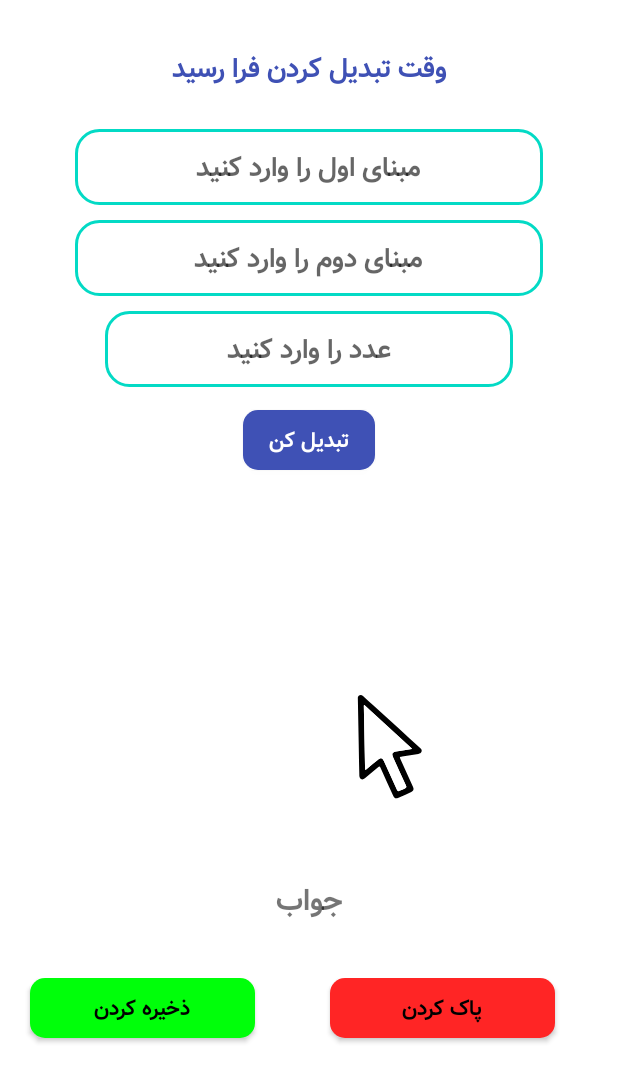
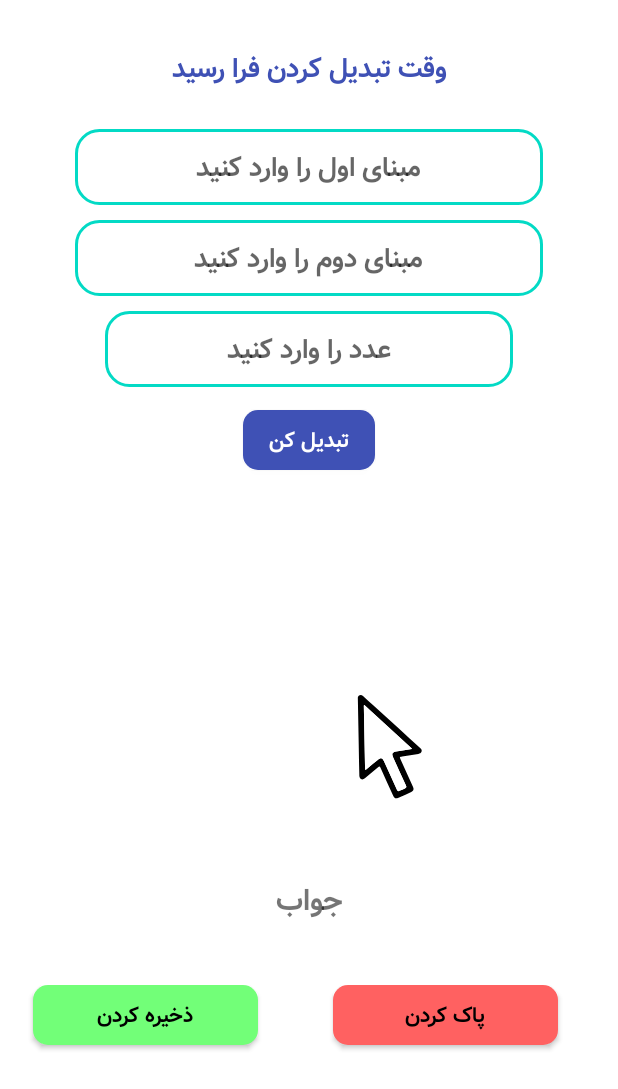
Before and after one commit to ElliotMigh/Convert-Base-Application, an Android app: the fragment FragmentHome shown on its own in the app's theme, on a phone screen of 412 x 824 dp. Shown: the top 1089 px of the screen. Run offline under Robolectric (Android 15) with nearby library versions, the phone set to English and light mode, and no system bars.

Commit message:
set margin top textView in fragment description 2 and set margin top buttons in fragment home

```diff
--- a/app/src/main/res/layout/fragment_description_2.xml
+++ b/app/src/main/res/layout/fragment_description_2.xml
@@ -33,7 +33,7 @@
         android:layout_height="wrap_content"
         android:layout_gravity="end"
         android:layout_marginEnd="20dp"
-        android:layout_marginTop="30dp"
+        android:layout_marginTop="61dp"
         android:textColor="@color/teal_200"
         android:text="ورق بزن "
         android:textSize="18sp"
--- a/app/src/main/res/layout/fragment_home.xml
+++ b/app/src/main/res/layout/fragment_home.xml
@@ -102,7 +102,7 @@
     </TextView>
 
     <LinearLayout
-        android:layout_marginTop="35dp"
+        android:layout_marginTop="40dp"
         android:layout_width="match_parent"
         android:orientation="horizontal"
         android:layout_height="match_parent">
@@ -110,8 +110,9 @@
         <Button
             android:id="@+id/btnSave"
             android:text="ذخیره کردن"
-            android:backgroundTint="#00FF0A"
-            android:layout_marginStart="20dp"
+            android:backgroundTint="#72FF78"
+            android:layout_marginStart="22dp"
+            android:textColor="@color/black"
             android:layout_width="150dp"
             android:background="@drawable/btn_shape"
             android:layout_height="40dp">
@@ -122,7 +123,8 @@
             android:id="@+id/btnDelete"
             android:text="پاک کردن"
             android:layout_marginStart="50dp"
-            android:backgroundTint="#FF2525"
+            android:textColor="@color/black"
+            android:backgroundTint="#FF6161"
             android:layout_width="150dp"
             android:background="@drawable/btn_shape"
             android:layout_height="40dp">
```
